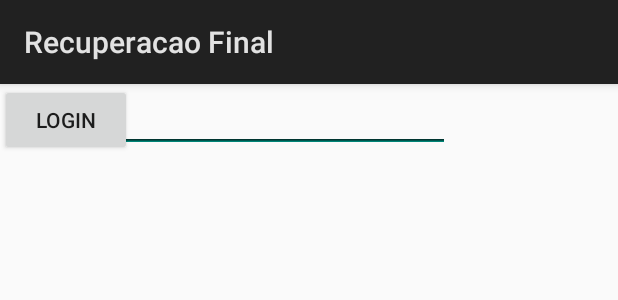
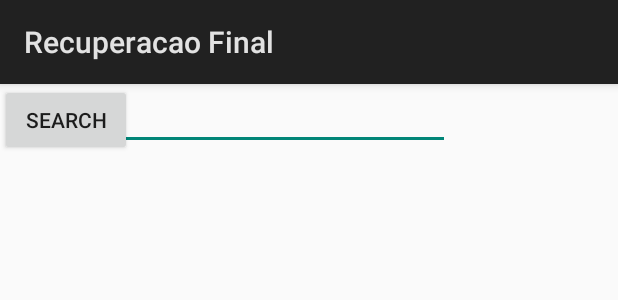
Before and after one commit to COLTEC-TP/Recuperacao-Final, an Android app: the layout activity_login.xml on its own in the app's theme, with its tools: preview values and no code run, on a phone screen of 412 x 824 dp. Shown: the top 300 px of the screen. Run offline under Robolectric (Android 15) with nearby library versions, the phone set to English and light mode, and no system bars.

```diff
--- a/app/src/main/AndroidManifest.xml
+++ b/app/src/main/AndroidManifest.xml
@@ -16,7 +16,7 @@
                 <category android:name="android.intent.category.LAUNCHER" />
             </intent-filter>
         </activity>
-        <activity android:name=".Login"></activity>
+        <activity android:name=".Login" />
     </application>
 
 </manifest>
--- a/app/src/main/java/br/ufmg/coltec/tp/recuperacaofinal/GitHubService.java
+++ b/app/src/main/java/br/ufmg/coltec/tp/recuperacaofinal/GitHubService.java
@@ -15,7 +15,7 @@ public interface GitHubService {
     Call<User> getUser(@Path("username") String username);
 
     @GET("group/{id}/users")
-    Call<List<User>> groupList(@Path("id") int groupId, @Query("sort") String sort);
+    Call<List<User>> groupList(@Path("id") int groupId);
 
     @POST("users/new")
     Call<User> createUser(@Body User user);
--- a/app/src/main/java/br/ufmg/coltec/tp/recuperacaofinal/Login.java
+++ b/app/src/main/java/br/ufmg/coltec/tp/recuperacaofinal/Login.java
@@ -5,11 +5,10 @@ import android.os.Bundle;
 
 public class Login extends AppCompatActivity {
 
-
-
     @Override
     protected void onCreate(Bundle savedInstanceState) {
         super.onCreate(savedInstanceState);
         setContentView(R.layout.activity_login);
+
     }
 }
--- a/app/src/main/java/br/ufmg/coltec/tp/recuperacaofinal/User.java
+++ b/app/src/main/java/br/ufmg/coltec/tp/recuperacaofinal/User.java
@@ -3,7 +3,10 @@ package br.ufmg.coltec.tp.recuperacaofinal;
 import com.google.gson.annotations.Expose;
 import com.google.gson.annotations.SerializedName;
 
+
+
 public class User {
+
 
     @SerializedName("login")
     @Expose
@@ -99,7 +102,7 @@ public class User {
     @Expose
     private String updatedAt;
 
-    public String getLogin() {
+    public static String getLogin() {
         return login;
     }
 
--- a/app/src/main/res/layout/activity_login.xml
+++ b/app/src/main/res/layout/activity_login.xml
@@ -9,28 +9,18 @@
     <EditText
         android:id="@+id/login"
         android:layout_width="300dp"
-        android:layout_height="wrap_content"
+        android:layout_height="44dp"
         android:ems="10"
         android:inputType="textEmailAddress"
+        tools:ignore="MissingConstraints"
         tools:layout_editor_absoluteX="0dp"
-        tools:layout_editor_absoluteY="0dp"
-        tools:ignore="MissingConstraints" />
-
-    <EditText
-        android:id="@+id/password"
-        android:layout_width="300dp"
-        android:layout_height="wrap_content"
-        android:ems="10"
-        android:inputType="textPassword"
-        tools:layout_editor_absoluteX="0dp"
-        tools:layout_editor_absoluteY="46dp"
-        tools:ignore="MissingConstraints" />
+        tools:layout_editor_absoluteY="0dp" />
 
     <Button
         android:id="@+id/button"
         android:layout_width="wrap_content"
         android:layout_height="wrap_content"
-        android:text="Login"
+        android:text="search"
         tools:layout_editor_absoluteX="0dp"
         tools:layout_editor_absoluteY="92dp"
         tools:ignore="MissingConstraints" />
```
Also changed, not shown: app/src/main/java/br/ufmg/coltec/tp/recuperacaofinal/MainActivity.java (+31 -1 lines).
